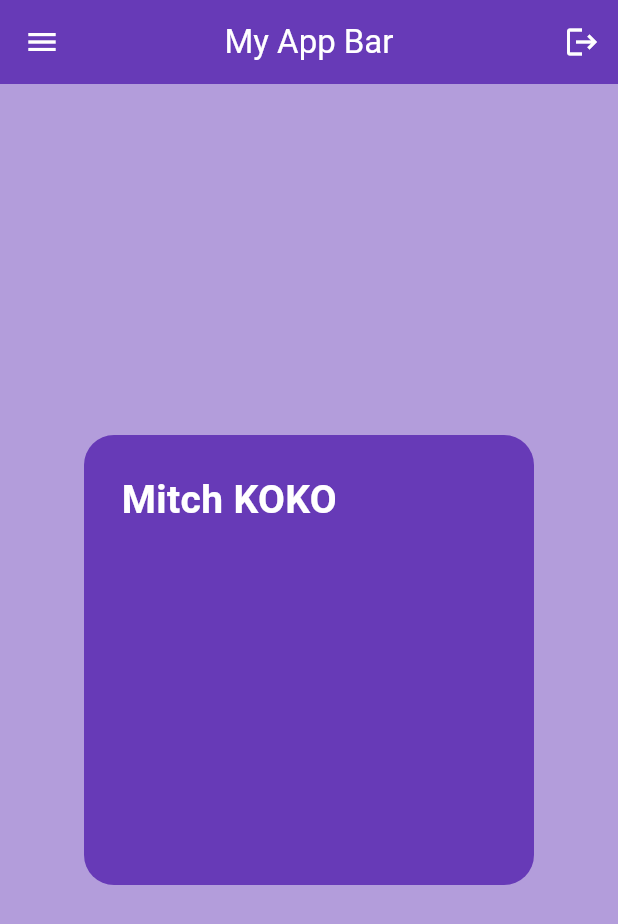
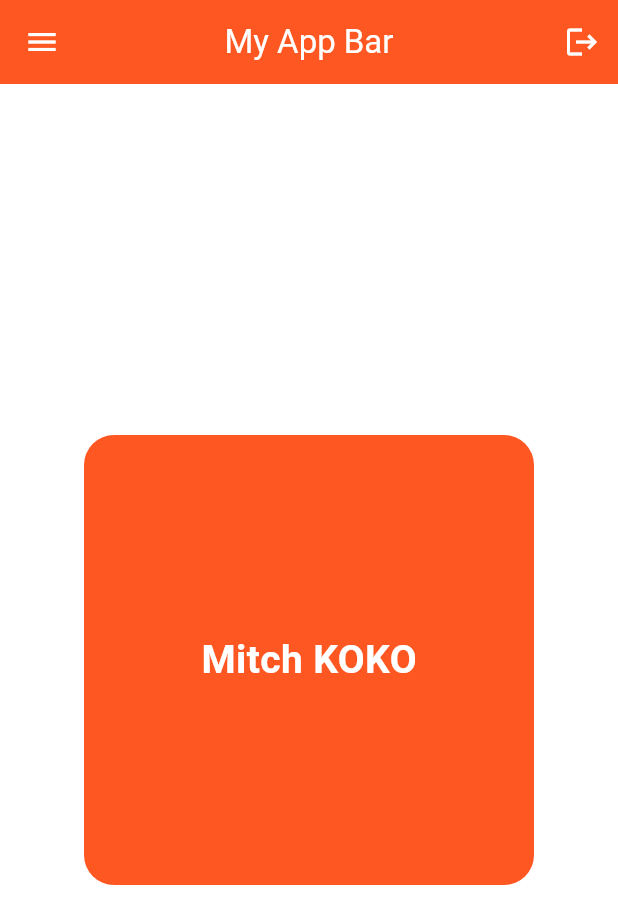
Before and after one commit to CharaD7/bas_flut, a Flutter app: the screen it shows after launch, on a phone screen of 412 x 824 dp. Shown: the top 924 px of the screen. Run offline on Flutter 3.47's test engine with Material 3 defaults, Android fonts, the light colour scheme and no system bars.

Commit message:
Tweaked UI
- Used orange background for Container and appDrawer
- Used white background for general app background
- Used white color for drawer text and icons
- Centered text in Container

```diff
--- a/lib/main.dart
+++ b/lib/main.dart
@@ -12,7 +12,7 @@
     return MaterialApp(
       debugShowCheckedModeBanner: false,
       home: Scaffold(
-        backgroundColor: Colors.deepPurple[200],
+        backgroundColor: Colors.white,
         appBar: AppBar(
           title: Text(
       'My App Bar',
@@ -21,7 +21,7 @@
             ),
           ),
           centerTitle: true,
-          backgroundColor: Colors.deepPurple,
+          backgroundColor: Colors.deepOrange,
           elevation: 0,
           leading: Icon(
             Icons.menu,
@@ -42,10 +42,11 @@
             height: 300,
             width: 300,
             decoration: BoxDecoration(
-              color: Colors.deepPurple,
+              color: Colors.deepOrange,
               borderRadius: BorderRadius.circular(20),
             ),
             padding: EdgeInsets.all(25),
+            child: Center(
               child: Text(
           "Mitch KOKO",
                 style: TextStyle(
@@ -54,6 +55,7 @@
                   fontWeight: FontWeight.bold,
                 ),
               ),
+            )
           ),
         ),
       ),
```
Lines whose indentation alone changed are shown as unchanged.
